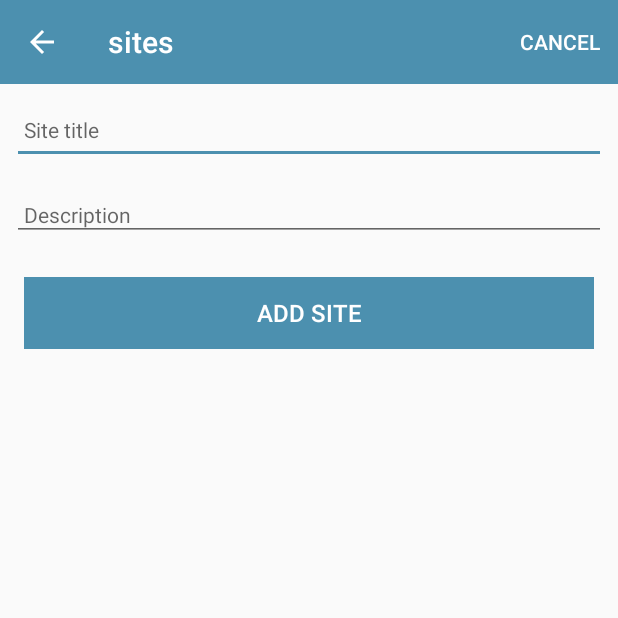
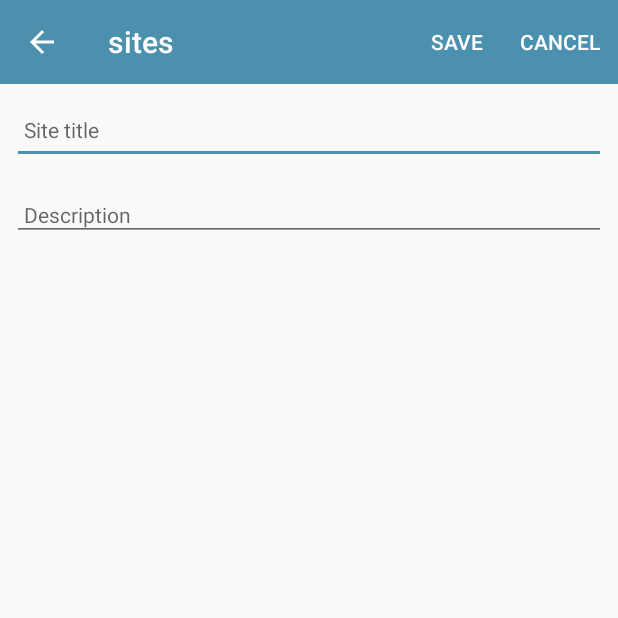
Before and after one commit to MasiSchneider/KAPK_archeological_sites, an Android app: the SiteActivity screen opened directly, with no data from a screen before it, on a phone screen of 412 x 824 dp, the top half of it. Run offline under Robolectric (Android 15) with nearby library versions, the phone set to English and light mode, and no system bars; 1 statement that could not run was skipped.

```diff
--- a/app/src/main/res/layout/activity_site.xml
+++ b/app/src/main/res/layout/activity_site.xml
@@ -66,19 +66,6 @@
                     android:padding="8dp"
                     android:textColor="@color/colorPrimaryDark"
                     android:textSize="14sp" />
-
-                <Button
-                    android:id="@+id/btnAdd"
-                    android:layout_width="match_parent"
-                    android:layout_height="wrap_content"
-                    android:layout_margin="16dp"
-                    android:background="@color/colorAccent"
-                    android:paddingTop="8dp"
-                    android:paddingBottom="8dp"
-                    android:stateListAnimator="@null"
-                    android:text="@string/button_addSite"
-                    android:textColor="@color/colorPrimary"
-                    android:textSize="16sp" />
             </LinearLayout>
         </ScrollView>
 
--- a/app/src/main/res/menu/menu_site.xml
+++ b/app/src/main/res/menu/menu_site.xml
@@ -10,6 +10,11 @@
         app:showAsAction="always"/>
 
     <item
+        android:id="@+id/item_save"
+        android:title="@string/menu_saveSite"
+        app:showAsAction="always"/>
+
+    <item
         android:id="@+id/item_cancel"
         android:title="@string/menu_cancelSite"
         app:showAsAction="always"/>
--- a/app/src/main/res/values/strings.xml
+++ b/app/src/main/res/values/strings.xml
@@ -6,4 +6,7 @@
     <string name="menu_addSite">Add</string>
     <string name="menu_cancelSite">Cancel</string>
     <string name="menu_deleteSite">Delete</string>
+    <string name="menu_saveSite">Save</string>
+    <string name="enter_site_title">Please enter a Site Title</string>
+    <string name="SplashScreenText">Archeological Sites</string>
 </resources>
```
Also changed, not shown: app/src/main/AndroidManifest.xml (+6 -1 lines), app/src/main/java/org/wit/sites/activities/SiteActivity.kt (+16 -20 lines), app/src/main/java/org/wit/sites/activities/SplashActivity.kt (added, +27 -0 lines), app/src/main/res/layout/activity_splash.xml (added, +38 -0 lines).
